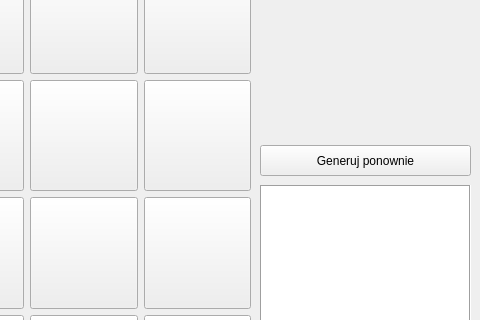
Skeletonek/Bingomonium, file Project/bingo.ui: the form before one commit; both pictures show x 320 to 800 and y 165 to 485 of the 800 by 600 pixel window.
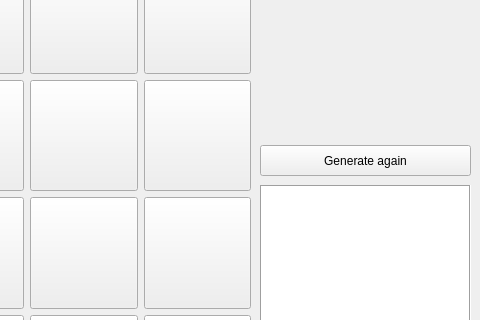
The form after the commit. Icons and pictures are not drawn.

Patch:
```diff
--- a/Project/bingo.ui
+++ b/Project/bingo.ui
@@ -427,7 +427,7 @@
     </rect>
    </property>
    <property name="text">
-    <string>Generuj ponownie</string>
+    <string>Generate again</string>
    </property>
   </widget>
  </widget>
```
